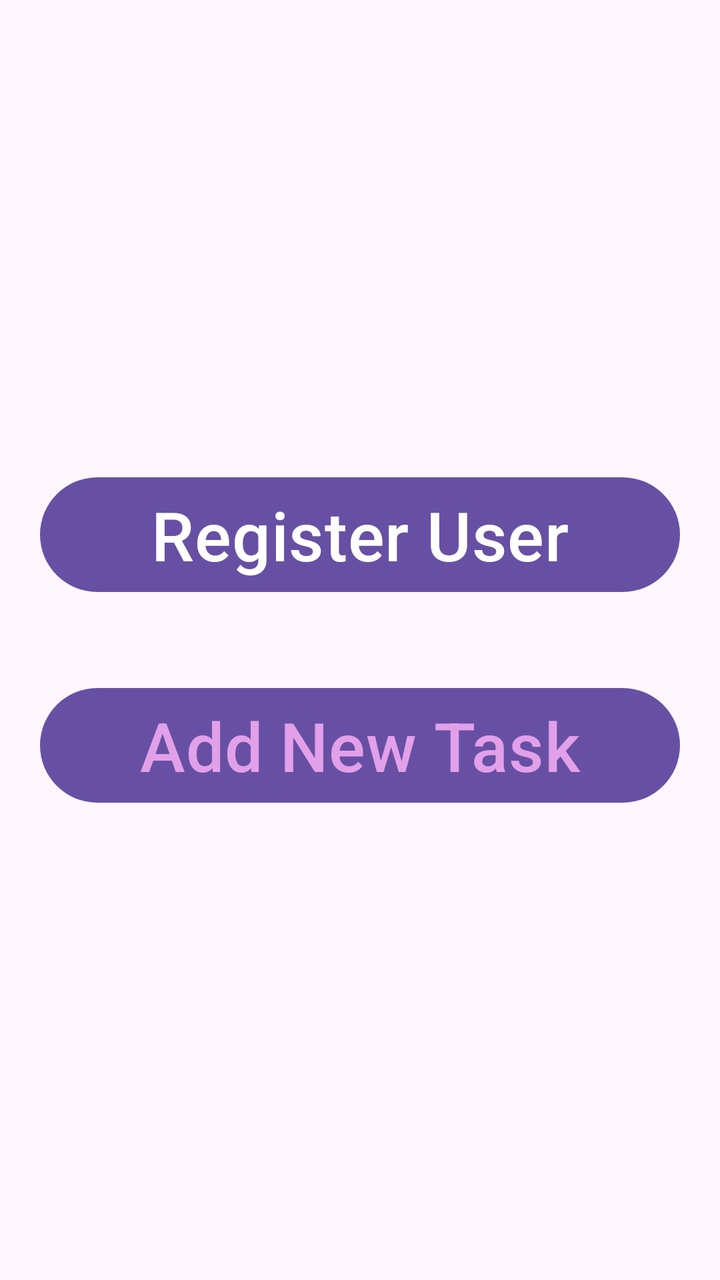
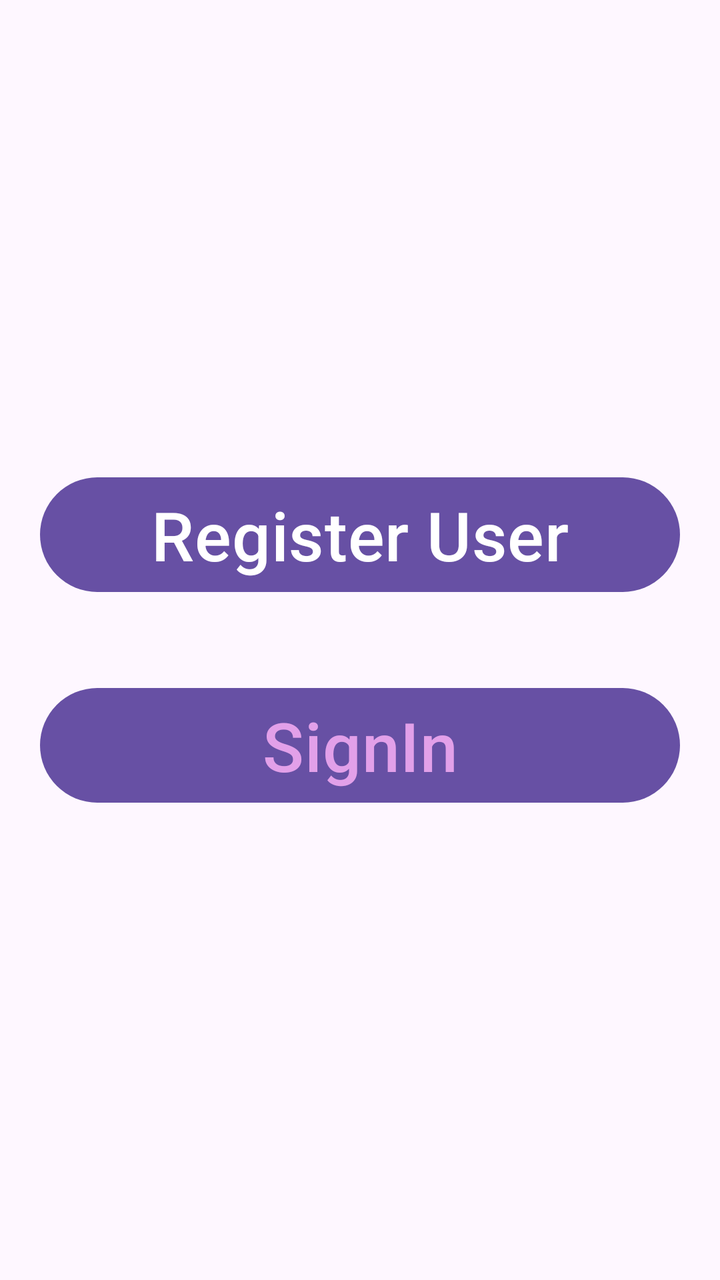

Screens rendered from an Android XML layout before and after an edit, with the pre-edit source and the edit as a unified diff.
<!-- AndroidManifest.xml: application theme Theme.DialaApp2 -->
<!-- res/layout/activity_main.xml -->
<?xml version="1.0" encoding="utf-8"?>
<LinearLayout xmlns:android="http://schemas.android.com/apk/res/android"
    xmlns:app="http://schemas.android.com/apk/res-auto"
    xmlns:tools="http://schemas.android.com/tools"
    android:id="@+id/LinearLayout"
    android:layout_width="match_parent"
    android:layout_height="match_parent"
    android:gravity="center"
    android:orientation="vertical"
    tools:context=".viewPkg.MainActivity">

    <Button
        android:id="@+id/btnRegisterScreen"
        android:layout_width="match_parent"
        android:layout_height="wrap_content"
        android:layout_gravity="center"
        android:gravity="center"
        android:layout_margin="20dp"
        android:text="Register User"
        android:textSize="34sp"
        app:cornerRadius="30dp" />

    <Button
        android:id="@+id/btnAddTaskScreen"
        android:layout_width="match_parent"
        android:layout_height="wrap_content"
        android:layout_gravity="center"
        android:layout_margin="20dp"
        android:text="Add New Task"
        android:textColor="#E2A0E9"
        android:textSize="34sp"
        app:cornerRadius="30dp" />

</LinearLayout>
<!-- resources referenced by this layout -->
<resources>
  <style name="Theme.DialaApp2" parent="Base.Theme.DialaApp2" />
  <style name="Base.Theme.DialaApp2" parent="Theme.Material3.DayNight.NoActionBar">
          
          
      </style>
</resources>

<!-- the commit's change to res/layout/activity_main.xml (unified diff, before → after) -->
@@ -26,7 +26,7 @@
         android:layout_height="wrap_content"
         android:layout_gravity="center"
         android:layout_margin="20dp"
-        android:text="Add New Task"
+        android:text="SignIn"
         android:textColor="#E2A0E9"
         android:textSize="34sp"
         app:cornerRadius="30dp" />
